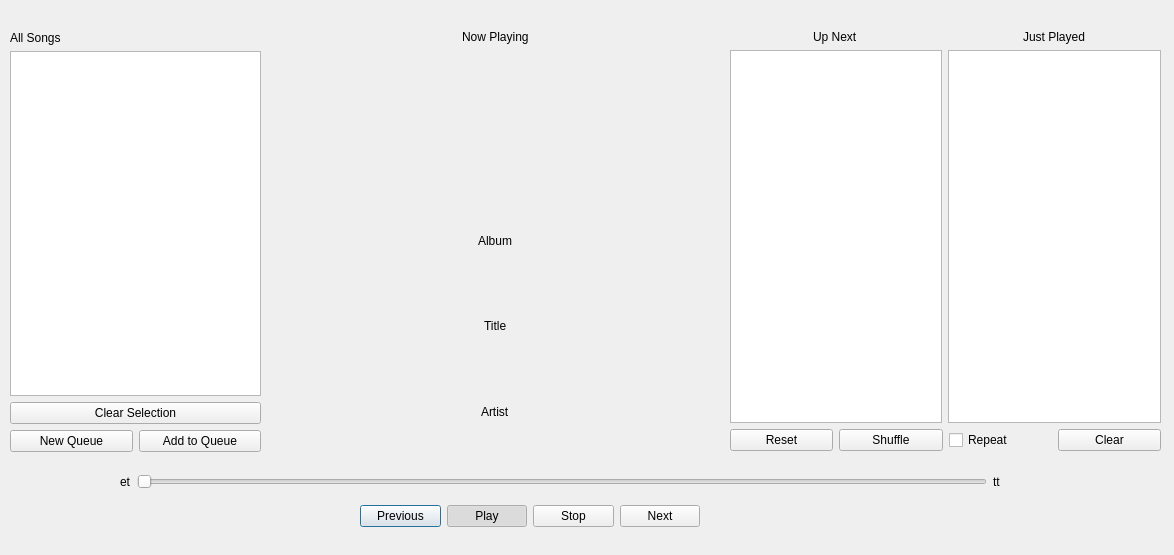
Old version of the form MyPlayer/dialog.ui in the repository ArachnidAgrajag/18xd27-package-music-player.
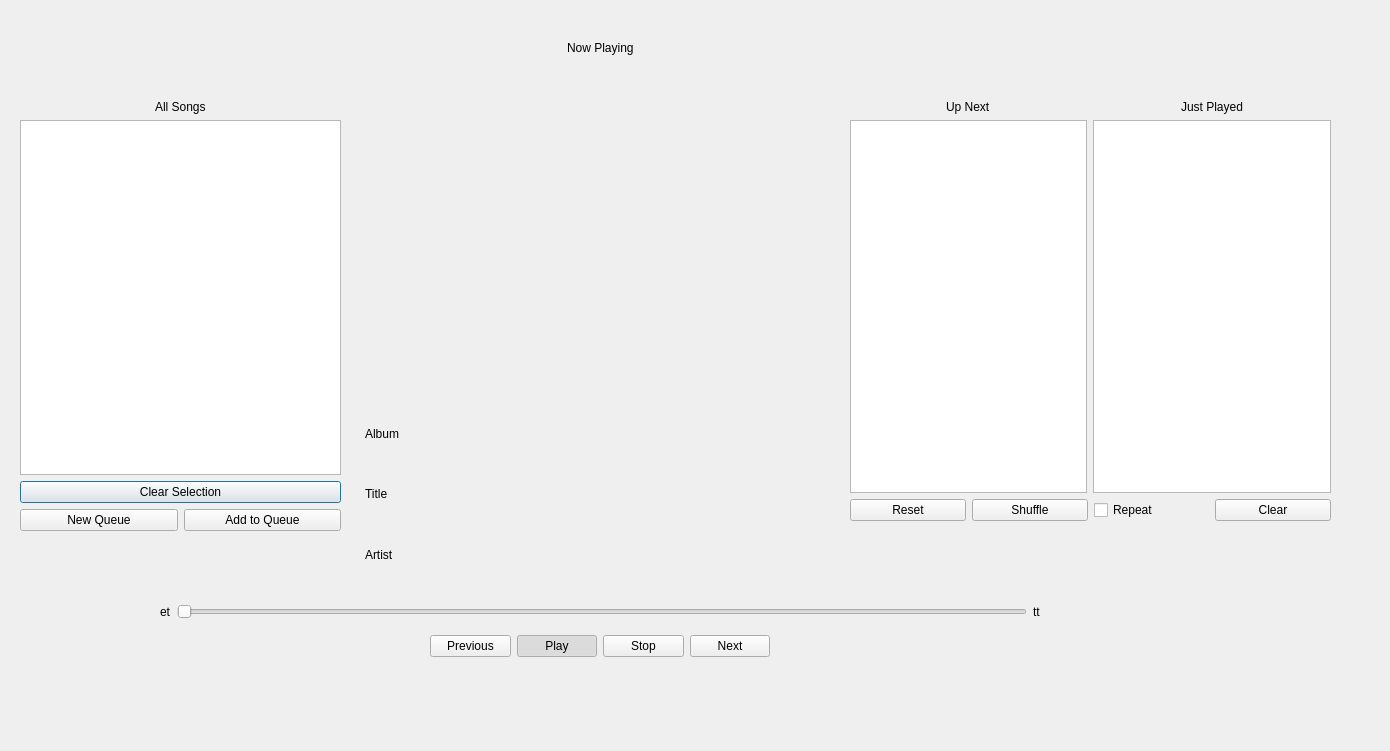
New version of the form.

What changed in the file:
```diff
--- a/MyPlayer/dialog.ui
+++ b/MyPlayer/dialog.ui
@@ -6,8 +6,8 @@
    <rect>
     <x>0</x>
     <y>0</y>
-    <width>1174</width>
-    <height>555</height>
+    <width>1390</width>
+    <height>751</height>
    </rect>
   </property>
   <property name="windowTitle">
@@ -16,135 +16,60 @@
   <widget class="QWidget" name="">
    <property name="geometry">
     <rect>
-     <x>280</x>
-     <y>30</y>
-     <width>431</width>
-     <height>421</height>
+     <x>20</x>
+     <y>100</y>
+     <width>321</width>
+     <height>431</height>
     </rect>
    </property>
-   <layout class="QVBoxLayout" name="verticalLayout_3">
-    <item alignment="Qt::AlignHCenter|Qt::AlignTop">
-     <widget class="QLabel" name="nowPlayinglabel">
-      <property name="text">
-       <string>Now Playing</string>
-      </property>
-     </widget>
-    </item>
+   <layout class="QVBoxLayout" name="verticalLayout">
     <item alignment="Qt::AlignHCenter">
-     <widget class="QLabel" name="coverImg">
+     <widget class="QLabel" name="allSongsLabel">
       <property name="text">
-       <string/>
+       <string>All Songs</string>
       </property>
      </widget>
     </item>
-    <item alignment="Qt::AlignHCenter">
-     <widget class="QLabel" name="Album">
-      <property name="text">
-       <string>Album</string>
-      </property>
-     </widget>
-    </item>
-    <item alignment="Qt::AlignHCenter">
-     <widget class="QLabel" name="Title">
-      <property name="text">
-       <string>Title</string>
-      </property>
-     </widget>
-    </item>
-    <item alignment="Qt::AlignHCenter">
-     <widget class="QLabel" name="Artist">
-      <property name="text">
-       <string>Artist</string>
-      </property>
-     </widget>
-    </item>
-   </layout>
-  </widget>
-  <widget class="QWidget" name="">
-   <property name="geometry">
-    <rect>
-     <x>360</x>
-     <y>500</y>
-     <width>340</width>
-     <height>32</height>
-    </rect>
-   </property>
-   <layout class="QHBoxLayout" name="horizontalLayout_2">
     <item>
-     <widget class="QPushButton" name="previousButton">
-      <property name="text">
-       <string>Previous</string>
+     <widget class="QListWidget" name="allSongsList">
+      <property name="selectionMode">
+       <enum>QAbstractItemView::MultiSelection</enum>
       </property>
      </widget>
     </item>
     <item>
-     <widget class="QPushButton" name="startButton">
+     <widget class="QPushButton" name="clearSelButton">
       <property name="text">
-       <string>Play</string>
+       <string>Clear Selection</string>
       </property>
-      <property name="checkable">
-       <bool>true</bool>
-      </property>
-      <property name="checked">
-       <bool>true</bool>
-      </property>
      </widget>
     </item>
     <item>
-     <widget class="QPushButton" name="stopButton">
-      <property name="text">
-       <string>Stop</string>
-      </property>
-     </widget>
+     <layout class="QHBoxLayout" name="horizontalLayout_5">
+      <item>
+       <widget class="QPushButton" name="newQueueButton">
+        <property name="text">
+         <string>New Queue</string>
+        </property>
+       </widget>
+      </item>
+      <item>
+       <widget class="QPushButton" name="addToQueueButton">
+        <property name="text">
+         <string>Add to Queue</string>
+        </property>
+       </widget>
+      </item>
+     </layout>
     </item>
-    <item>
-     <widget class="QPushButton" name="nextButton">
-      <property name="text">
-       <string>Next</string>
-      </property>
-     </widget>
-    </item>
    </layout>
   </widget>
   <widget class="QWidget" name="">
    <property name="geometry">
     <rect>
-     <x>120</x>
-     <y>470</y>
-     <width>881</width>
-     <height>23</height>
-    </rect>
-   </property>
-   <layout class="QHBoxLayout" name="horizontalLayout">
-    <item>
-     <widget class="QLabel" name="elapsedTime">
-      <property name="text">
-       <string>et</string>
-      </property>
-     </widget>
-    </item>
-    <item>
-     <widget class="QSlider" name="sliderProgress">
-      <property name="orientation">
-       <enum>Qt::Horizontal</enum>
-      </property>
-     </widget>
-    </item>
-    <item>
-     <widget class="QLabel" name="totalTime">
-      <property name="text">
-       <string>tt</string>
-      </property>
-     </widget>
-    </item>
-   </layout>
-  </widget>
-  <widget class="QWidget" name="">
-   <property name="geometry">
-    <rect>
-     <x>730</x>
-     <y>30</y>
-     <width>431</width>
+     <x>850</x>
+     <y>100</y>
+     <width>481</width>
      <height>421</height>
     </rect>
    </property>
@@ -218,47 +143,135 @@
   <widget class="QWidget" name="">
    <property name="geometry">
     <rect>
-     <x>10</x>
-     <y>31</y>
-     <width>251</width>
-     <height>421</height>
+     <x>160</x>
+     <y>600</y>
+     <width>881</width>
+     <height>23</height>
     </rect>
    </property>
-   <layout class="QVBoxLayout" name="verticalLayout">
+   <layout class="QHBoxLayout" name="horizontalLayout">
     <item>
-     <widget class="QLabel" name="allSongsLabel">
+     <widget class="QLabel" name="elapsedTime">
       <property name="text">
-       <string>All Songs</string>
+       <string>et</string>
       </property>
      </widget>
     </item>
     <item>
-     <widget class="QListWidget" name="allSongsList">
-      <property name="selectionMode">
-       <enum>QAbstractItemView::MultiSelection</enum>
+     <widget class="QSlider" name="sliderProgress">
+      <property name="orientation">
+       <enum>Qt::Horizontal</enum>
       </property>
      </widget>
     </item>
     <item>
-     <widget class="QPushButton" name="clearSelButton">
+     <widget class="QLabel" name="totalTime">
       <property name="text">
-       <string>Clear Selection</string>
+       <string>tt</string>
       </property>
      </widget>
     </item>
+   </layout>
+  </widget>
+  <widget class="QWidget" name="">
+   <property name="geometry">
+    <rect>
+     <x>430</x>
+     <y>630</y>
+     <width>340</width>
+     <height>32</height>
+    </rect>
+   </property>
+   <layout class="QHBoxLayout" name="horizontalLayout_2">
     <item>
-     <layout class="QHBoxLayout" name="horizontalLayout_5">
+     <widget class="QPushButton" name="previousButton">
+      <property name="text">
+       <string>Previous</string>
+      </property>
+     </widget>
+    </item>
+    <item>
+     <widget class="QPushButton" name="startButton">
+      <property name="text">
+       <string>Play</string>
+      </property>
+      <property name="checkable">
+       <bool>true</bool>
+      </property>
+      <property name="checked">
+       <bool>true</bool>
+      </property>
+     </widget>
+    </item>
+    <item>
+     <widget class="QPushButton" name="stopButton">
+      <property name="text">
+       <string>Stop</string>
+      </property>
+     </widget>
+    </item>
+    <item>
+     <widget class="QPushButton" name="nextButton">
+      <property name="text">
+       <string>Next</string>
+      </property>
+     </widget>
+    </item>
+   </layout>
+  </widget>
+  <widget class="QWidget" name="">
+   <property name="geometry">
+    <rect>
+     <x>365</x>
+     <y>41</y>
+     <width>471</width>
+     <height>541</height>
+    </rect>
+   </property>
+   <layout class="QVBoxLayout" name="verticalLayout_6">
+    <item alignment="Qt::AlignHCenter|Qt::AlignTop">
+     <widget class="QLabel" name="nowPlayinglabel">
+      <property name="text">
+       <string>Now Playing</string>
+      </property>
+     </widget>
+    </item>
+    <item alignment="Qt::AlignHCenter">
+     <widget class="QLabel" name="coverImg">
+      <property name="text">
+       <string/>
+      </property>
+     </widget>
+    </item>
+    <item>
+     <layout class="QVBoxLayout" name="verticalLayout_3">
       <item>
-       <widget class="QPushButton" name="newQueueButton">
+       <widget class="QLabel" name="Album">
         <property name="text">
-         <string>New Queue</string>
+         <string>Album</string>
         </property>
+        <property name="wordWrap">
+         <bool>true</bool>
+        </property>
        </widget>
       </item>
       <item>
-       <widget class="QPushButton" name="addToQueueButton">
+       <widget class="QLabel" name="Title">
         <property name="text">
-         <string>Add to Queue</string>
+         <string>Title</string>
+        </property>
+        <property name="wordWrap">
+         <bool>true</bool>
+        </property>
+       </widget>
+      </item>
+      <item>
+       <widget class="QLabel" name="Artist">
+        <property name="text">
+         <string>Artist</string>
+        </property>
+        <property name="wordWrap">
+         <bool>true</bool>
         </property>
        </widget>
       </item>
```
